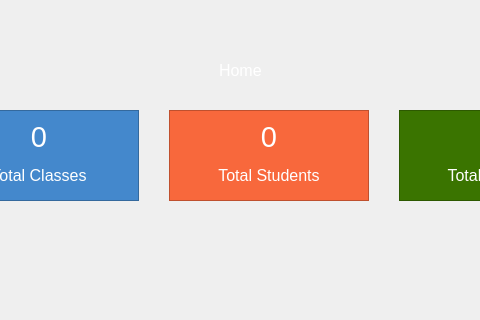
Above: pagehomeform.ui from thenewcoder/school-administration-system before the change; both pictures show x 91 to 571 and y 0 to 320 of the 740 by 587 pixel window. Below: the same form after it.
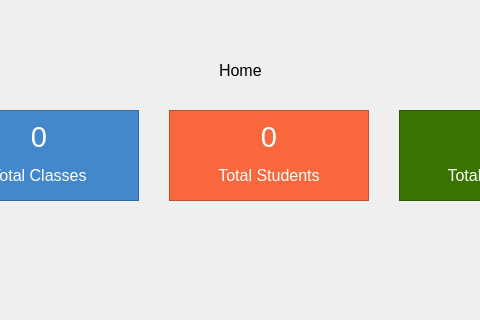
That is the form after the change.

Commit message: Added methods to the databasemanager to get the number of classes, teachers and students. Made use of methods to display the statistics on the home tab.

Patch:
```diff
--- a/pagehomeform.ui
+++ b/pagehomeform.ui
@@ -27,7 +27,9 @@
 	background-color: rgb(58, 116, 0);
 }
 
-QLabel {
+#frClasses QLabel,
+#frStudents QLabel,
+#frTeachers QLabel {
 	color: white;
 }</string>
   </property>
```
The commit also changes 4 other files.
